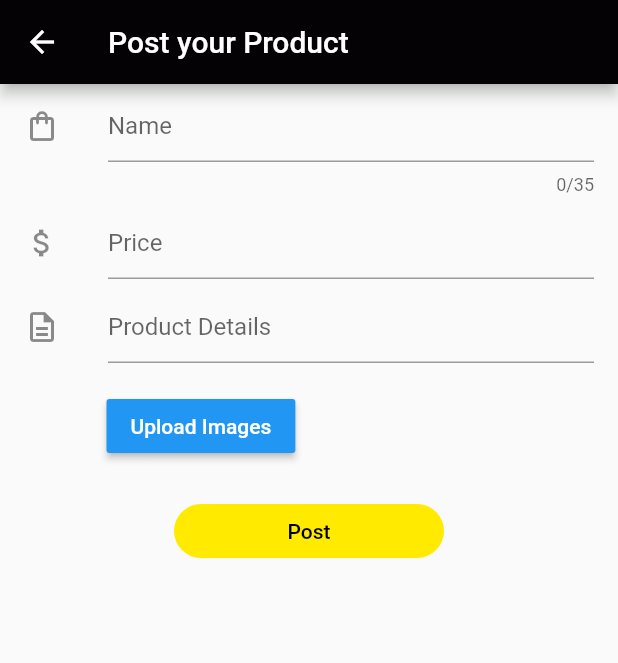
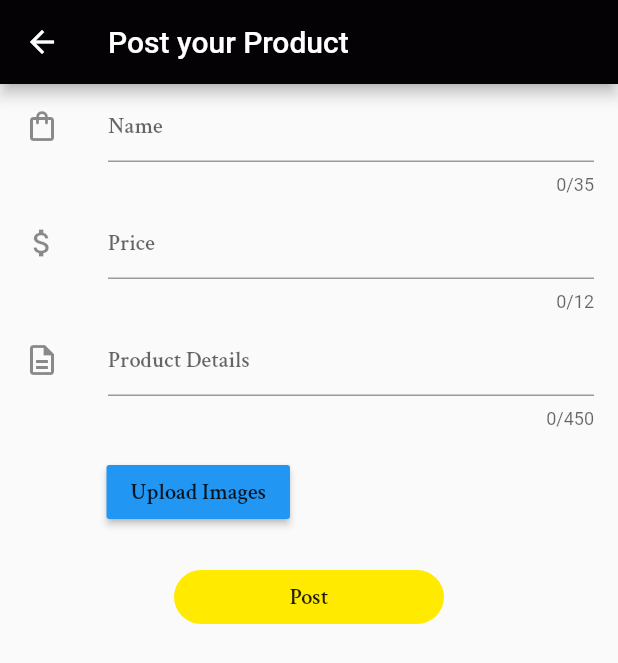
Before and after one commit to alshekhX/fanosstore, a Flutter app: the ProductCreation screen opened directly with empty values, on a phone screen of 412 x 824 dp. Shown: the top 663 px of the screen. Run offline on Flutter 3.47's test engine with Material 2 defaults, Android fonts, the phone set to English and light mode, and no system bars; our stand-ins replace cached_network_image, carousel_slider, flutter_secure_storage, google_fonts, image_picker, progress_dialog and 1 more; missing offline and left inert: flutter_absolute_path, google_fonts_arabic, multi_image_picker, popup_menu; accounts and stored records are empty; network calls fail.

Commit message:
'crismon text'

```diff
--- a/lib/ProductCreation.dart
+++ b/lib/ProductCreation.dart
@@ -2,6 +2,7 @@ import 'dart:convert';
 import 'dart:io';
 import 'package:flutter/material.dart';
 import 'package:flutter/services.dart';
+import 'package:google_fonts/google_fonts.dart';
 import 'Products.dart';
 import 'package:progress_dialog/progress_dialog.dart';
 import 'package:image_picker/image_picker.dart';
@@ -73,7 +74,7 @@ File _image;
             ListTile(
 
               leading: Icon(Icons.shopping_bag_outlined) ,
-              title: TextField(maxLengthEnforced: true,
+              title: TextField(maxLengthEnforced: true, style: crismonText(15, FontWeight.w600),
                 textInputAction: TextInputAction.next,          onEditingComplete: () => node.nextFocus(),
                 maxLength: 35,
                 controller: nameControler ,
@@ -82,7 +83,9 @@ File _image;
             ) ,
             ListTile(
               leading: Icon(Icons.attach_money_outlined) ,
-              title: TextField(keyboardType:TextInputType.number ,
+              title: TextField(maxLength: 12,style: crismonText(15, FontWeight.w600),
+                maxLengthEnforced: true,
+                keyboardType:TextInputType.number ,
                 textInputAction: TextInputAction.next,          onEditingComplete: () => node.nextFocus(),
                 inputFormatters: [FilteringTextInputFormatter.digitsOnly],
                 controller: priceController ,
@@ -90,8 +93,11 @@ File _image;
               ) ,
             ) ,
             ListTile(
+
               leading: Icon(Icons.description_outlined) ,
-              title: TextField( textInputAction: TextInputAction.next,
+              title: TextField( textInputAction: TextInputAction.next,maxLengthEnforced: true,
+                style: crismonText(15, FontWeight.w600),
+              maxLength: 450,
               maxLines: null,
               onEditingComplete: () => node.nextFocus(),
                 controller: productDetailsController ,
@@ -113,7 +119,7 @@ File _image;
                   } ,
                   child: Text(
                     "Upload Images" ,
-                    style: TextStyle(color: Colors.white) ,
+                    style: crismonText(15, FontWeight.w600) ,
                   ) ,
                 ) ,
               ) ,
@@ -200,7 +206,7 @@ File _image;
                       borderRadius: BorderRadius.circular(30)) ,
                   child: Text(
                     "Post" ,
-                    style: TextStyle(color: Colors.black) ,
+                    style: crismonText(15, FontWeight.w600) ,
                   ) ,
                   color: Colors.yellowAccent.shade400 ,
                   onPressed: () {
@@ -290,7 +296,6 @@ File _image;
       messageTextStyle: TextStyle(
           color: Colors.white , fontSize: 19.0 , fontWeight: FontWeight.w600) ,
     );
-    Duration duration = Duration(seconds: 10);
     pr.show();
   }
 
@@ -328,8 +333,9 @@ File _image;
     await products.sendProduct(
         name , price , userid , productDetails , _image.path,_image2.path,_image3.path);
     if (res == "s") {
+      pr.hide();
+
       displayDialog(context , "Success" , "your Product have been post");
-      pr.hide();
     }
     if (res == "f") {
       displayDialog(context , "Failed" ,
@@ -438,5 +444,9 @@ File _image;
         });
   }
 
+  TextStyle crismonText(double fontSize,FontWeight fontWeight){
+    return GoogleFonts.crimsonText(fontSize: fontSize,fontWeight: fontWeight);
+
+  }
 
 }
--- a/pubspec.yaml
+++ b/pubspec.yaml
@@ -34,6 +34,7 @@ dependencies:
   multi_image_picker: ^4.7.14
   flutter_absolute_path: ^1.0.6
   carousel_slider: ^2.3.1
+  google_fonts: ^1.1.1
   # The following adds the Cupertino Icons font to your application.
   # Use with the CupertinoIcons class for iOS style icons.
   cupertino_icons: ^0.1.3
```
Also changed, not shown: lib/Homepage.dart (+23 -22 lines), lib/ProductDetails.dart (+12 -13 lines), lib/userOrder.dart (+18 -12 lines), lib/userProducts.dart (+18 -22 lines), pubspec.lock.
